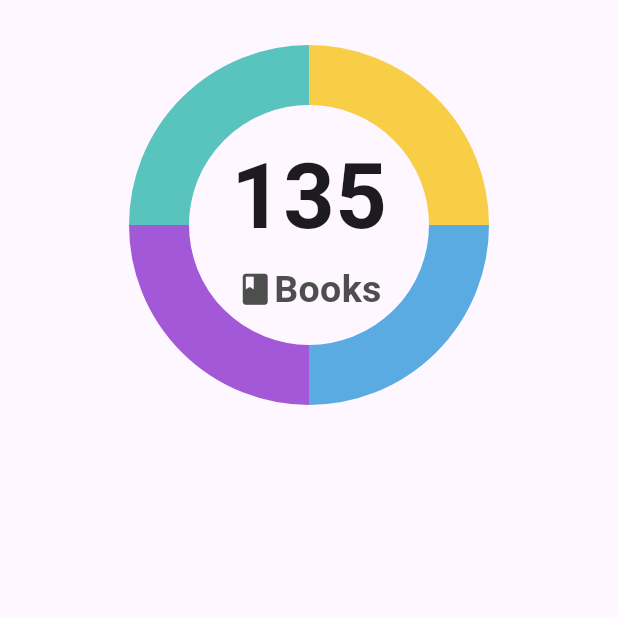
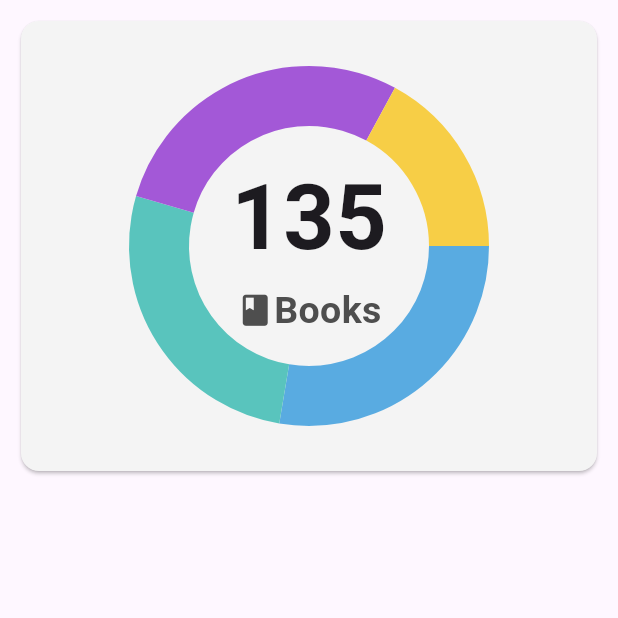
Before and after one commit to mohamed-ahmad2/BookTrail, a Flutter app: the screen it shows after launch, on a phone screen of 412 x 824 dp, the top half of it. Run offline on Flutter 3.47's test engine with Material 3 defaults, Android fonts, the light colour scheme and no system bars; drawn by our look-alikes of fl_chart.

Commit message:
add card stats and list of map and change at piChart data and text piChart

```diff
--- a/lib/views/stats_screen.dart
+++ b/lib/views/stats_screen.dart
@@ -1,17 +1,33 @@
+import 'package:book_trail/views/widgets/card_stats.dart';
 import 'package:book_trail/views/widgets/pie_chart_stats_screen.dart';
 import 'package:flutter/material.dart';
 
-class StatsScreen extends StatelessWidget {
+class StatsScreen extends StatefulWidget {
   const StatsScreen({super.key});
+
+  @override
+  State<StatsScreen> createState() => _StatsScreenState();
+}
+
+class _StatsScreenState extends State<StatsScreen> {
+  final List<Map<String, dynamic>> categories = [
+    {'name': 'Design', 'value': 34, 'color': Color(0xFF59abe1)},
+    {'name': 'Business & Economics', 'value': 33, 'color': Color(0xFF59c4bd)},
+    {'name': 'Self-Growth', 'value': 35, 'color': Color(0xFFa358d7)},
+    {'name': 'Science Fiction', 'value': 21, 'color': Color(0xFFf7ce46)},
+  ];
 
   @override
   Widget build(BuildContext context) {
     return Scaffold(
       body: Column(
-        children:[
-          PieChartStatsScreen(),
+        children: [
+          Padding(
+            padding: const EdgeInsets.all(10.0),
+            child: CardStats(card: PieChartStatsScreen(categories: categories, numberOfBooks: 135),),
+          ),
         ],
-      )
+      ),
     );
   }
 }
--- /dev/null
+++ b/lib/views/widgets/card_stats.dart
@@ -0,0 +1,23 @@
+
+import 'package:flutter/material.dart';
+
+class CardStats extends StatelessWidget {
+  final Widget card;
+  const CardStats({super.key, required this.card});
+
+  @override
+  Widget build(BuildContext context) {
+    return Card(
+      color: Color.fromRGBO(244, 244, 244, 1),
+      shape: OutlineInputBorder(
+        borderRadius: BorderRadius.circular(12),
+        borderSide: BorderSide.none,
+      ),
+      child: Column(
+        children: [
+          card,
+        ],
+      ),
+    );
+  }
+}
--- a/lib/views/widgets/custom_pi_chart_data.dart
+++ b/lib/views/widgets/custom_pi_chart_data.dart
@@ -2,40 +2,24 @@ import 'package:fl_chart/fl_chart.dart';
 import 'package:flutter/material.dart';
 
 class CustomPiChartData extends StatelessWidget {
-  const CustomPiChartData({super.key});
+  final List<Map<String, dynamic>> categories;
+  const CustomPiChartData({super.key, required this.categories});
 
   @override
   Widget build(BuildContext context) {
     return PieChart(
       PieChartData(
-        sections: [
-          PieChartSectionData(
-            value: 25,
-            color: const Color(0xFF59abe1),
-            radius: 40,
-            showTitle: false,
-          ),
-          PieChartSectionData(
-            value: 25,
-            color: const Color(0xFFa358d7),
-            radius: 40,
-            showTitle: false,
-          ),
-          PieChartSectionData(
-            value: 25,
-            color: const Color(0xFF59c4bd),
-            radius: 40,
-            showTitle: false,
-          ),
-          PieChartSectionData(
-            value: 25,
-            color: const Color(0xFFf7ce46),
-            radius: 40,
-            showTitle: false,
-          ),
-        ],
+        sections:
+            categories.map((category) {
+              return PieChartSectionData(
+                value: category['value'].toDouble(),
+                color: category['color'],
+                radius: 40,
+                showTitle: false,
+              );
+            }).toList(),
+        centerSpaceRadius: 80,
         sectionsSpace: 0,
-        centerSpaceRadius: 80,
       ),
     );
   }
--- a/lib/views/widgets/pie_chart_stats_screen.dart
+++ b/lib/views/widgets/pie_chart_stats_screen.dart
@@ -3,7 +3,9 @@ import 'package:book_trail/views/widgets/text_in_center_pi_chart.dart';
 import 'package:flutter/material.dart';
 
 class PieChartStatsScreen extends StatelessWidget {
-  const PieChartStatsScreen({super.key});
+  final int numberOfBooks;
+  final List<Map<String, dynamic>> categories;
+  const PieChartStatsScreen({super.key, required this.categories, required this.numberOfBooks});
 
   @override
   Widget build(BuildContext context) {
@@ -13,8 +15,8 @@ class PieChartStatsScreen extends StatelessWidget {
         width: 300,
         child: Stack(
           children: [
-            CustomPiChartData(),
-            TextInCenterPiChart(),
+            CustomPiChartData(categories: categories),
+            TextInCenterPiChart(numberOfBooks: numberOfBooks),
           ],
         ),
       ),
--- a/lib/views/widgets/text_in_center_pi_chart.dart
+++ b/lib/views/widgets/text_in_center_pi_chart.dart
@@ -1,7 +1,8 @@
 import 'package:flutter/material.dart';
 
 class TextInCenterPiChart extends StatelessWidget {
-  const TextInCenterPiChart({super.key});
+  final int numberOfBooks;
+  const TextInCenterPiChart({super.key, required this.numberOfBooks});
 
   @override
   Widget build(BuildContext context) {
@@ -10,7 +11,7 @@ class TextInCenterPiChart extends StatelessWidget {
         mainAxisAlignment: MainAxisAlignment.center,
         children: [
           Text(
-                    "135",
+            numberOfBooks.toString(),
             style: TextStyle(fontWeight: FontWeight.bold, fontSize: 60),
           ),
           Row(
```
Lines whose indentation alone changed are shown as unchanged.
